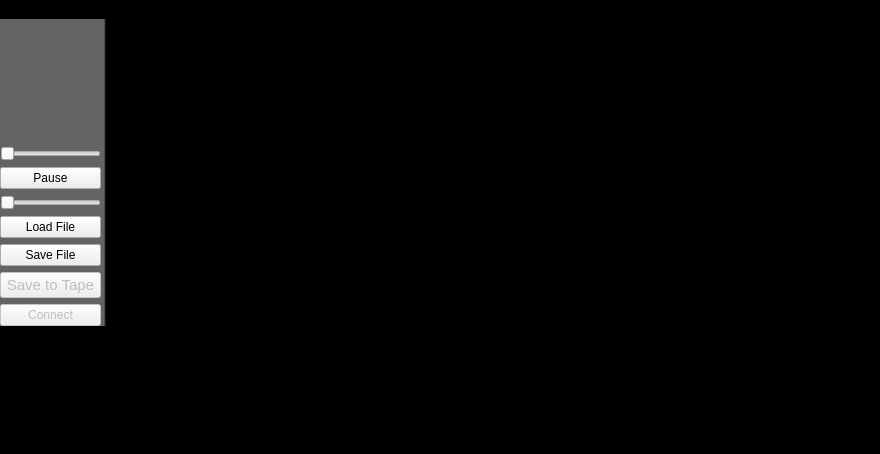
Qt form PatternPaint/mainwindow.ui (Blinkinlabs/PatternPaint) before a commit.
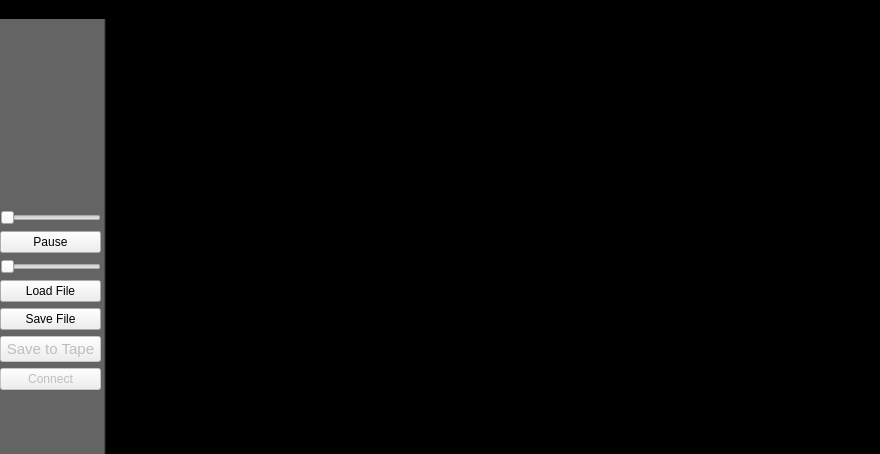
The same form after that commit. Custom widgets are drawn as their Qt base class.

```diff
--- a/PatternPaint/mainwindow.ui
+++ b/PatternPaint/mainwindow.ui
@@ -112,7 +112,7 @@
     <property name="bottomMargin">
      <number>0</number>
     </property>
-    <item alignment="Qt::AlignTop">
+    <item>
      <widget class="QWidget" name="patternToolbox" native="true">
       <property name="sizePolicy">
        <sizepolicy hsizetype="Fixed" vsizetype="Preferred">
```
Left out of the diff: 10 changed lines with no effect on the pictures.
